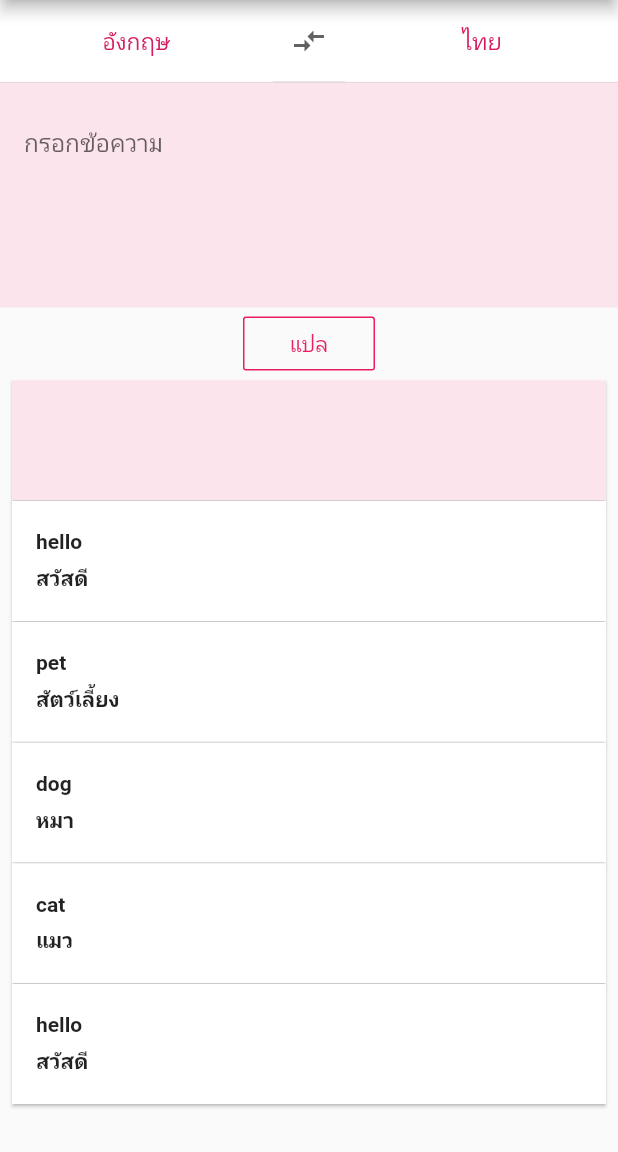
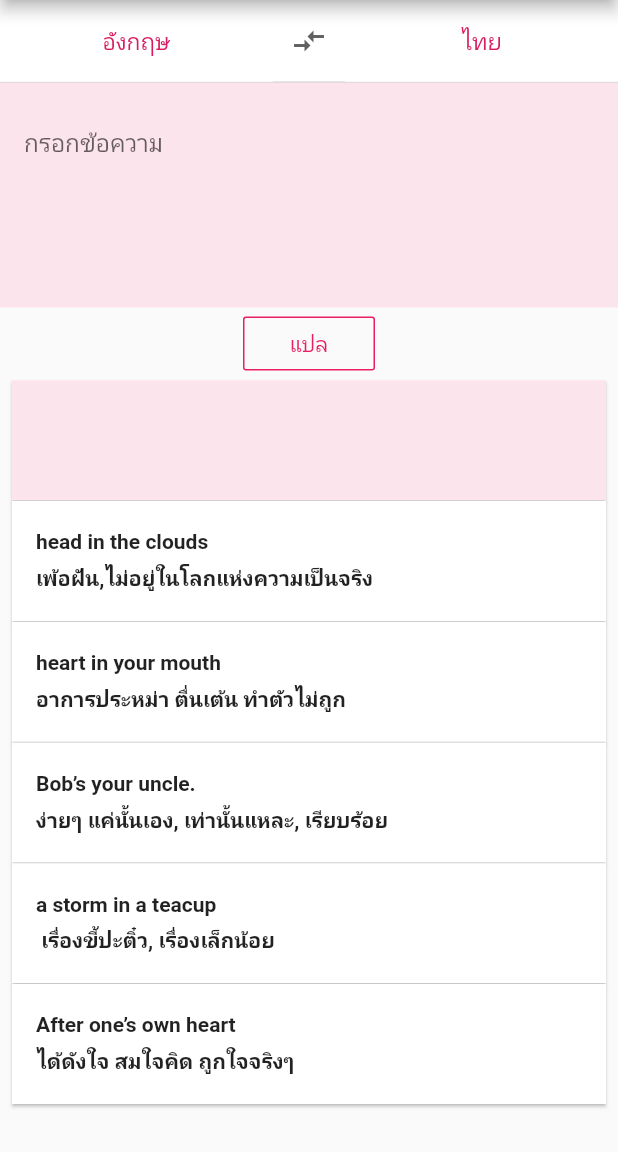
Before and after one commit to numnim296/TranNewVersion, a Flutter app: the screen it shows after launch, on a phone screen of 412 x 824 dp, the part 84-1236 px from its top. Run offline on Flutter 3.47's test engine with Material 2 defaults, Android fonts, the phone set to English and light mode, and no system bars.

Commit message:
recommend

```diff
--- a/lib/component/home_page.dart
+++ b/lib/component/home_page.dart
@@ -19,9 +19,9 @@ class _HomePageState extends State<HomePage> {
           title: Center(child: Text('Translate')),
         ),
         body: SingleChildScrollView(
-          child: Column(children: <Widget>[
+          child: Column(
+            children: <Widget>[
             Translate(),
-
             ListRecommend()
           ]),
         ),
--- a/lib/component/list_recommend.dart
+++ b/lib/component/list_recommend.dart
@@ -28,7 +28,7 @@ class _ListRecommendState extends State<ListRecommend> {
                     mainAxisAlignment: MainAxisAlignment.spaceAround,
                     children: <Widget>[
                       Text(
-                        "hello",
+                        "head in the clouds",
                         style: TextStyle(
                           fontWeight: FontWeight.w600,
                         ),
@@ -36,7 +36,7 @@ class _ListRecommendState extends State<ListRecommend> {
                         overflow: TextOverflow.ellipsis,
                       ),
                       Text(
-                        "สวัสดี",
+                        "เพ้อฝัน,ไม่อยู่ในโลกแห่งความเป็นจริง",
                         style: TextStyle(
                           fontWeight: FontWeight.w600,
                         ),
@@ -68,7 +68,7 @@ class _ListRecommendState extends State<ListRecommend> {
                     mainAxisAlignment: MainAxisAlignment.spaceAround,
                     children: <Widget>[
                       Text(
-                        "pet",
+                        "heart in your mouth",
                         style: TextStyle(
                           fontWeight: FontWeight.w600,
                         ),
@@ -76,7 +76,7 @@ class _ListRecommendState extends State<ListRecommend> {
                         overflow: TextOverflow.ellipsis,
                       ),
                       Text(
-                        "สัตว์เลี้ยง",
+                        "อาการประหม่า ตื่นเต้น ทำตัวไม่ถูก",
                         style: TextStyle(
                           fontWeight: FontWeight.w600,
                         ),
@@ -108,7 +108,7 @@ class _ListRecommendState extends State<ListRecommend> {
                     mainAxisAlignment: MainAxisAlignment.spaceAround,
                     children: <Widget>[
                       Text(
-                        "dog",
+                        "Bob’s your uncle.",
                         style: TextStyle(
                           fontWeight: FontWeight.w600,
                         ),
@@ -116,7 +116,7 @@ class _ListRecommendState extends State<ListRecommend> {
                         overflow: TextOverflow.ellipsis,
                       ),
                       Text(
-                        "หมา",
+                        "ง่ายๆ แค่นั้นเอง, เท่านั้นแหละ, เรียบร้อย",
                         style: TextStyle(
                           fontWeight: FontWeight.w600,
                         ),
@@ -148,7 +148,7 @@ class _ListRecommendState extends State<ListRecommend> {
                     mainAxisAlignment: MainAxisAlignment.spaceAround,
                     children: <Widget>[
                       Text(
-                        "cat",
+                        "a storm in a teacup",
                         style: TextStyle(
                           fontWeight: FontWeight.w600,
                         ),
@@ -156,7 +156,7 @@ class _ListRecommendState extends State<ListRecommend> {
                         overflow: TextOverflow.ellipsis,
                       ),
                       Text(
-                        "แมว",
+                        " เรื่องขี้ปะติ๋ว, เรื่องเล็กน้อย",
                         style: TextStyle(
                           fontWeight: FontWeight.w600,
                         ),
@@ -189,7 +189,7 @@ class _ListRecommendState extends State<ListRecommend> {
                     mainAxisAlignment: MainAxisAlignment.spaceAround,
                     children: <Widget>[
                       Text(
-                        "hello",
+                        "After one’s own heart",
                         style: TextStyle(
                           fontWeight: FontWeight.w600,
                         ),
@@ -197,7 +197,7 @@ class _ListRecommendState extends State<ListRecommend> {
                         overflow: TextOverflow.ellipsis,
                       ),
                       Text(
-                        "สวัสดี",
+                        "ได้ดังใจ สมใจคิด ถูกใจจริงๆ",
                         style: TextStyle(
                           fontWeight: FontWeight.w600,
                         ),
```
